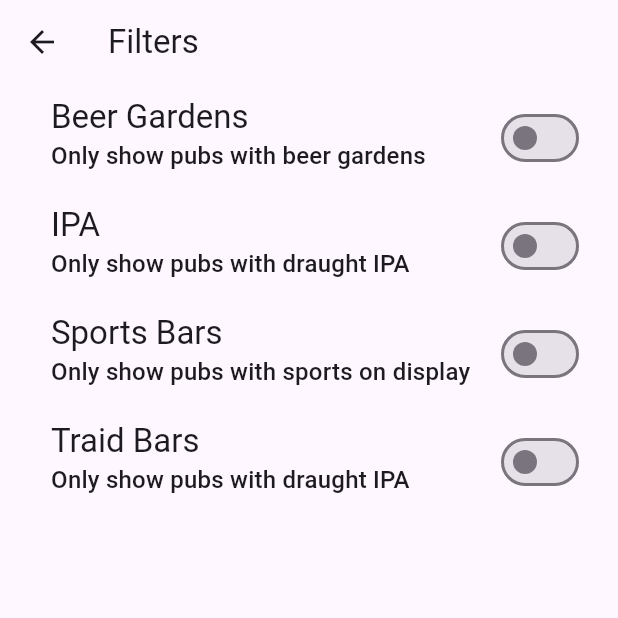
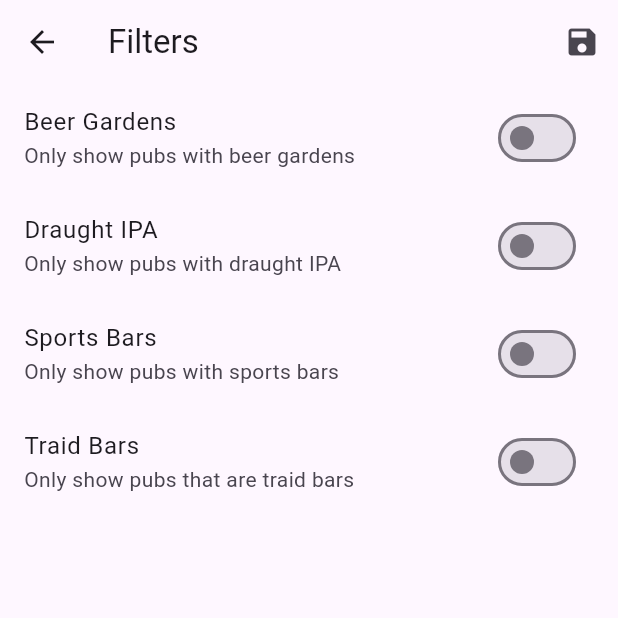
Before and after one commit to DaraLenaghan-1/Pub-Wiser, a Flutter app: the FiltersPage screen opened directly with empty values, on a phone screen of 412 x 824 dp, the top half of it. Run offline on Flutter 3.47's test engine with Material 3 defaults, Android fonts, the phone set to English and light mode, and no system bars; our stand-ins replace cloud_firestore, firebase_auth, firebase_core, fluttertoast, font_awesome_flutter, google_fonts and 2 more; accounts and stored records are empty; network calls fail.

Commit message:
converting filters functionality to pull from firecloud

```diff
--- a/lib/features/app/pages/filters.dart
+++ b/lib/features/app/pages/filters.dart
@@ -1,5 +1,3 @@
-//import 'package:first_app/features/app/pages/tabs.dart';
-//import 'package:first_app/features/app/widgets/main_drawer.dart';
 import 'package:flutter/material.dart';
 
 enum Filter {
@@ -7,32 +5,25 @@ enum Filter {
   draughtIPA,
   sportsBar,
   traidBar,
+  // add more filters as needed
 }
 
 class FiltersPage extends StatefulWidget {
-  const FiltersPage({super.key, required this.currentFilters});
-
   final Map<Filter, bool> currentFilters;
 
+  const FiltersPage({Key? key, required this.currentFilters}) : super(key: key);
+
   @override
-  State<FiltersPage> createState() {
-    return _FiltersPageState();
-  }
+  _FiltersPageState createState() => _FiltersPageState();
 }
 
 class _FiltersPageState extends State<FiltersPage> {
-  var _beerGarden = false; // _beerGardenFilterSet
-  var _draughtIPA = false; // _draughtIPAFilterSet
-  var _sportsBar = false; // _sportsBarFilterSet
-  var _traidBar = false; // _traidBarFilterSet
+  late Map<Filter, bool> _selectedFilters;
 
   @override
   void initState() {
     super.initState();
-    _beerGarden = widget.currentFilters[Filter.beerGarden]!;
-    _draughtIPA = widget.currentFilters[Filter.draughtIPA]!;
-    _sportsBar = widget.currentFilters[Filter.sportsBar]!;
-    _traidBar = widget.currentFilters[Filter.traidBar]!;
+    _selectedFilters = Map.from(widget.currentFilters);
   }
 
   @override
@@ -40,112 +31,55 @@ class _FiltersPageState extends State<FiltersPage> {
     return Scaffold(
       appBar: AppBar(
         title: const Text('Filters'),
+        actions: [
+          IconButton(
+            icon: const Icon(Icons.save),
+            onPressed: () => Navigator.of(context).pop(_selectedFilters),
+          ),
+        ],
       ),
-      // drawer: MainDrawer(onSelectPage: (identifier) {
-      //   if (identifier == 'pubs') {
-      //     Navigator.of(context).push( // pushReplacement
-      //       MaterialPageRoute(
-      //         builder: (ctx) => const TabsPage(),
-      //       ),
-      //     );
-      //   }
-      // }),
-      body: PopScope(
-        canPop: false,
-        onPopInvoked: (bool didPop) {
-          if (didPop) return;
-          Navigator.of(context).pop({
-            Filter.beerGarden: _beerGarden,
-            Filter.draughtIPA: _draughtIPA,
-            Filter.sportsBar: _sportsBar,
-            Filter.traidBar: _traidBar,
-          });
-        },
-        child: Column(children: [
-          SwitchListTile(
-            value: _beerGarden,
-            onChanged: (isChecked) {
-              setState(() {
-                _beerGarden = isChecked;
-              });
-            },
-            title: Text('Beer Gardens', // Beer Garden
-                style: Theme.of(context).textTheme.titleLarge!.copyWith(
-                      color: Theme.of(context).colorScheme.onBackground,
-                    )),
-            subtitle: Text(
-              'Only show pubs with beer gardens',
-              style: Theme.of(context).textTheme.titleMedium!.copyWith(
-                    color: Theme.of(context).colorScheme.onBackground,
-                  ),
-            ),
-            activeColor: Theme.of(context)
-                .colorScheme
-                .tertiary, // Color of the switch when it is on
-            contentPadding: const EdgeInsets.only(left: 34, right: 22),
+      body: ListView(
+        children: [
+          _buildSwitchListTile(
+            filter: Filter.beerGarden,
+            title: 'Beer Gardens',
+            subtitle: 'Only show pubs with beer gardens',
           ),
-          SwitchListTile(
-            value: _draughtIPA,
-            onChanged: (isChecked) {
-              setState(() {
-                _draughtIPA = isChecked;
-              });
-            },
-            title: Text('IPA', // IPA
-                style: Theme.of(context).textTheme.titleLarge!.copyWith(
-                      color: Theme.of(context).colorScheme.onBackground,
-                    )),
-            subtitle: Text(
-              'Only show pubs with draught IPA',
-              style: Theme.of(context).textTheme.titleMedium!.copyWith(
-                    color: Theme.of(context).colorScheme.onBackground,
-                  ),
-            ),
-            activeColor: Theme.of(context).colorScheme.tertiary,
-            contentPadding: const EdgeInsets.only(left: 34, right: 22),
+          _buildSwitchListTile(
+            filter: Filter.draughtIPA,
+            title: 'Draught IPA',
+            subtitle: 'Only show pubs with draught IPA',
           ),
-          SwitchListTile(
-            value: _sportsBar,
-            onChanged: (isChecked) {
-              setState(() {
-                _sportsBar = isChecked;
-              });
-            },
-            title: Text('Sports Bars', // sports bar
-                style: Theme.of(context).textTheme.titleLarge!.copyWith(
-                      color: Theme.of(context).colorScheme.onBackground,
-                    )),
-            subtitle: Text(
-              'Only show pubs with sports on display',
-              style: Theme.of(context).textTheme.titleMedium!.copyWith(
-                    color: Theme.of(context).colorScheme.onBackground,
-                  ),
-            ),
-            activeColor: Theme.of(context).colorScheme.tertiary,
-            contentPadding: const EdgeInsets.only(left: 34, right: 22),
+          _buildSwitchListTile(
+            filter: Filter.sportsBar,
+            title: 'Sports Bars',
+            subtitle: 'Only show pubs with sports bars',
           ),
-          SwitchListTile(
-            value: _traidBar,
-            onChanged: (isChecked) {
-              setState(() {
-                _traidBar = isChecked;
-              });
-            },
-            title: Text('Traid Bars', // Traid Bar
-                style: Theme.of(context).textTheme.titleLarge!.copyWith(
-                      color: Theme.of(context).colorScheme.onBackground,
-                    )),
-            subtitle: Text(
-              'Only show pubs with draught IPA',
-              style: Theme.of(context).textTheme.titleMedium!.copyWith(
-                    color: Theme.of(context).colorScheme.onBackground,
-                  ),
-            ),
-            activeColor: Theme.of(context).colorScheme.tertiary,
-            contentPadding: const EdgeInsets.only(left: 34, right: 22),
+          _buildSwitchListTile(
+            filter: Filter.traidBar,
+            title: 'Traid Bars',
+            subtitle: 'Only show pubs that are traid bars',
           ),
-        ]),
+          // Add more filters as needed
+        ],
       ),
     );
   }
+
+  Widget _buildSwitchListTile({
+    required Filter filter,
+    required String title,
+    required String subtitle,
+  }) {
+    return SwitchListTile(
+      title: Text(title),
+      subtitle: Text(subtitle),
+      value: _selectedFilters[filter] ?? false,
+      onChanged: (bool value) {
+        setState(() {
+          _selectedFilters[filter] = value;
+        });
+      },
+    );
+  }
 }
```
Also changed, not shown: lib/features/app/pages/categories.dart (+12 -4 lines), lib/services/firestore_service.dart (+39 -5 lines).
